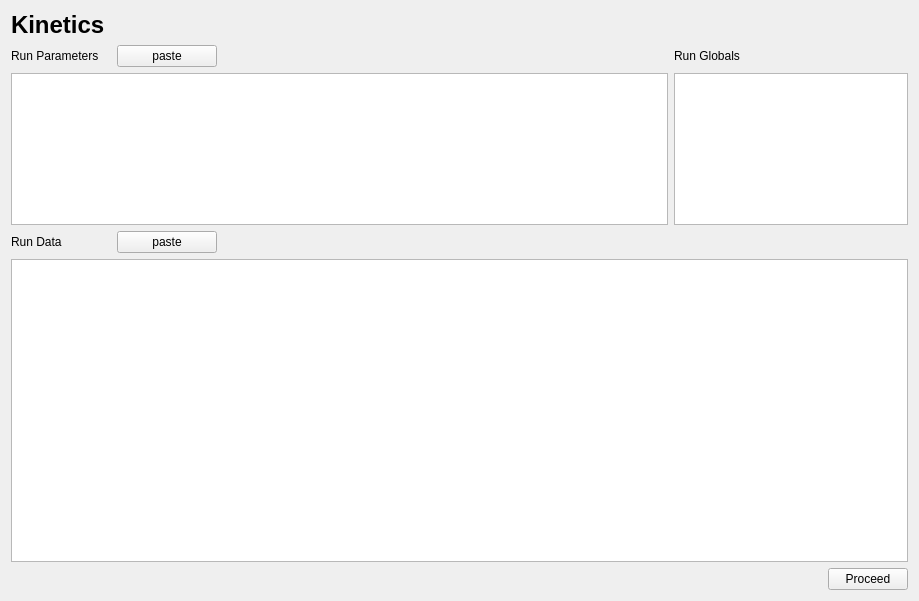
Before: the Qt Designer form cbr/kinetics/visual/KineticsInput.ui in TUM-CBR/pymol-plugins, drawn with Qt 5.
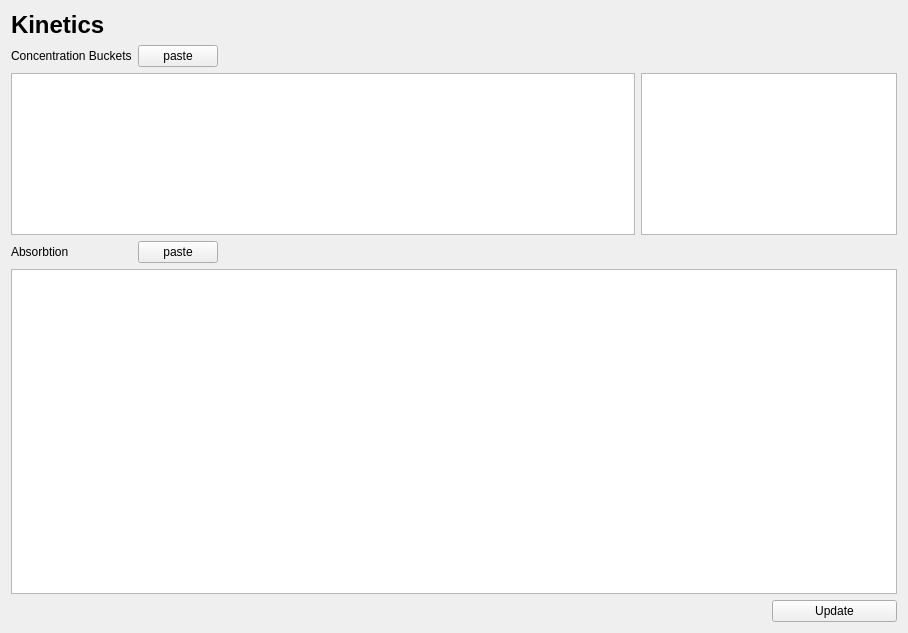
After: the same form once the commit is applied.

Commit message: [Kinetics] Begin refactoring of UI

```diff
--- a/cbr/kinetics/visual/KineticsInput.ui
+++ b/cbr/kinetics/visual/KineticsInput.ui
@@ -6,14 +6,17 @@
    <rect>
     <x>0</x>
     <y>0</y>
-    <width>919</width>
-    <height>601</height>
+    <width>908</width>
+    <height>633</height>
    </rect>
   </property>
   <property name="windowTitle">
    <string>Form</string>
   </property>
-  <layout class="QGridLayout" name="gridLayout" rowstretch="0,0,3,0,6,0,0,0" columnstretch="1,1,3,1,0">
+  <layout class="QGridLayout" name="gridLayout" rowstretch="0,0,3,0,6,0,0,0" columnstretch="0,0,0,0,0,0">
+   <item row="4" column="0" colspan="6">
+    <widget class="QTableWidget" name="runDataTable"/>
+   </item>
    <item row="3" column="0">
     <widget class="QLabel" name="label_2">
      <property name="maximumSize">
@@ -23,7 +26,23 @@
       </size>
      </property>
      <property name="text">
-      <string>Run Data</string>
+      <string>Absorbtion</string>
+     </property>
+    </widget>
+   </item>
+   <item row="2" column="4" colspan="2">
+    <widget class="QTableView" name="runGlobalsTable">
+     <property name="minimumSize">
+      <size>
+       <width>0</width>
+       <height>0</height>
+      </size>
+     </property>
+     <property name="maximumSize">
+      <size>
+       <width>16777215</width>
+       <height>16777215</height>
+      </size>
      </property>
     </widget>
    </item>
@@ -38,62 +57,32 @@
      </property>
     </widget>
    </item>
-   <item row="1" column="3">
-    <widget class="QLabel" name="label_4">
-     <property name="text">
-      <string>Run Globals</string>
-     </property>
-    </widget>
+   <item row="2" column="0" colspan="4">
+    <widget class="QTableView" name="runMetadataTable"/>
    </item>
-   <item row="3" column="1">
-    <widget class="QPushButton" name="pasteDataButton">
-     <property name="maximumSize">
-      <size>
-       <width>100</width>
-       <height>16777215</height>
-      </size>
-     </property>
-     <property name="text">
-      <string>paste</string>
-     </property>
-    </widget>
-   </item>
-   <item row="7" column="4">
+   <item row="7" column="5">
     <widget class="QPushButton" name="proceedButton">
      <property name="text">
-      <string>Proceed</string>
+      <string>Update</string>
      </property>
     </widget>
    </item>
    <item row="1" column="0">
     <widget class="QLabel" name="label_3">
+     <property name="sizePolicy">
+      <sizepolicy hsizetype="Preferred" vsizetype="Preferred">
+       <horstretch>0</horstretch>
+       <verstretch>0</verstretch>
+      </sizepolicy>
+     </property>
      <property name="maximumSize">
       <size>
-       <width>100</width>
+       <width>9999999</width>
        <height>16777215</height>
       </size>
      </property>
      <property name="text">
-      <string>Run Parameters</string>
-     </property>
-    </widget>
-   </item>
-   <item row="4" column="0" colspan="5">
-    <widget class="QTableWidget" name="runDataTable"/>
-   </item>
-   <item row="2" column="3" colspan="2">
-    <widget class="QTableView" name="runGlobalsTable">
-     <property name="minimumSize">
-      <size>
-       <width>0</width>
-       <height>0</height>
-      </size>
-     </property>
-     <property name="maximumSize">
-      <size>
-       <width>16777215</width>
-       <height>16777215</height>
-      </size>
+      <string>Concentration Buckets</string>
      </property>
     </widget>
    </item>
@@ -110,6 +99,19 @@
      </property>
     </widget>
    </item>
+   <item row="3" column="1">
+    <widget class="QPushButton" name="pasteDataButton">
+     <property name="maximumSize">
+      <size>
+       <width>100</width>
+       <height>16777215</height>
+      </size>
+     </property>
+     <property name="text">
+      <string>paste</string>
+     </property>
+    </widget>
+   </item>
    <item row="1" column="2">
     <spacer name="horizontalSpacer">
      <property name="orientation">
@@ -123,7 +125,7 @@
      </property>
     </spacer>
    </item>
-   <item row="3" column="2" colspan="3">
+   <item row="3" column="2">
     <spacer name="horizontalSpacer_2">
      <property name="orientation">
       <enum>Qt::Horizontal</enum>
@@ -136,9 +138,6 @@
      </property>
     </spacer>
    </item>
-   <item row="2" column="0" colspan="3">
-    <widget class="QTableView" name="runMetadataTable"/>
-   </item>
   </layout>
  </widget>
  <resources/>
```
The commit also changes 17 other files.
